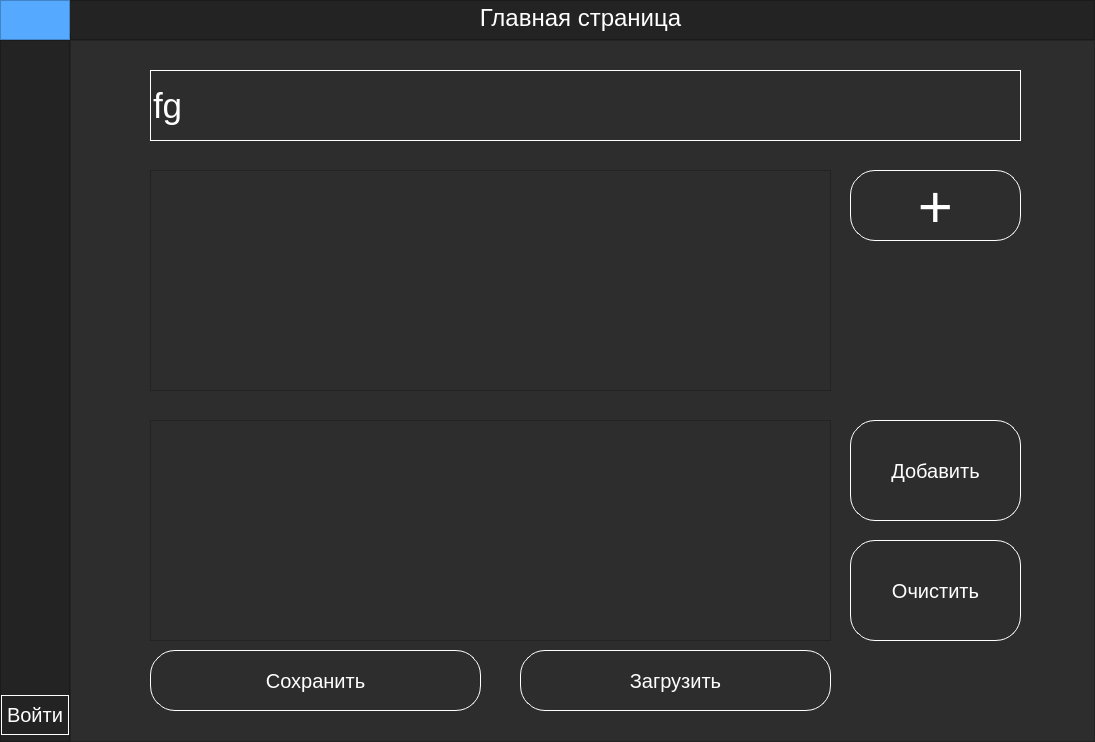
Qt form ui_main.ui (AlGaRitm2020/BeneFit) before a commit.
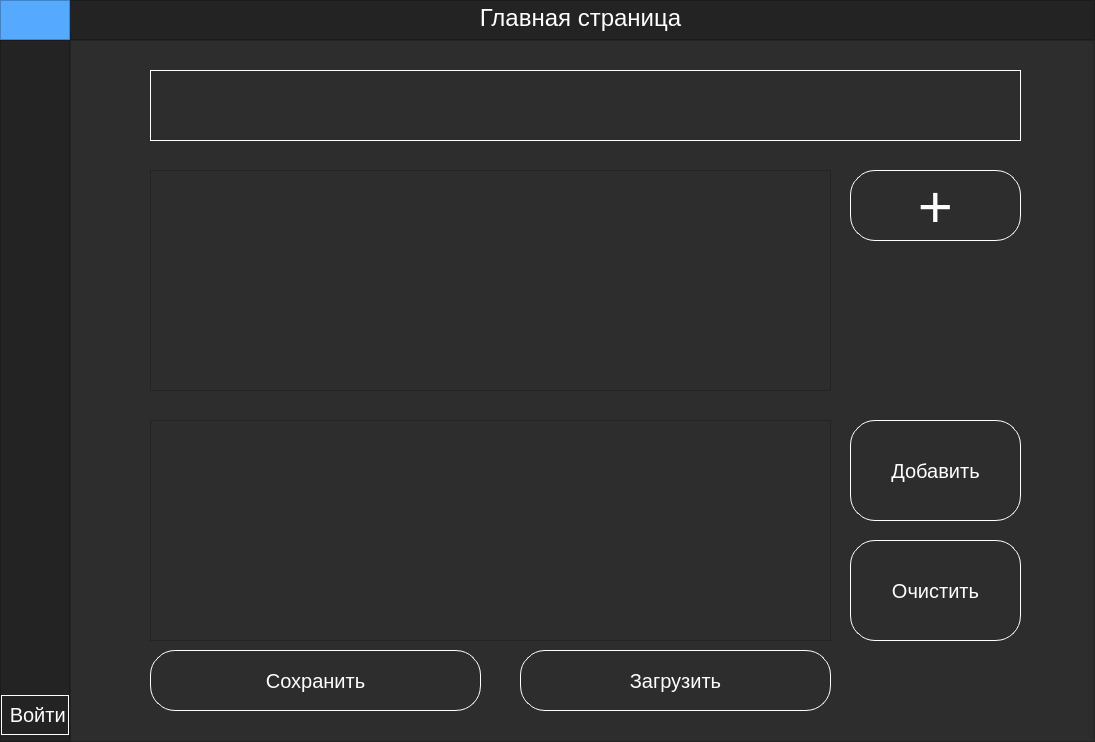
The same form after that commit. The open tabs and pages were chosen to show the change. Icons and pictures are not drawn.

```diff
--- a/ui_main.ui
+++ b/ui_main.ui
@@ -164,6 +164,9 @@
     </item>
     <item>
      <widget class="QFrame" name="Content">
+      <property name="styleSheet">
+       <string notr="true"/>
+      </property>
       <property name="frameShape">
        <enum>QFrame::NoFrame</enum>
       </property>
@@ -434,7 +437,7 @@
 }</string>
             </property>
             <property name="text">
-             <string>Войти</string>
+             <string> Войти</string>
             </property>
             <property name="icon">
              <iconset>
@@ -1306,6 +1309,10 @@
             </widget>
             <widget class="QWidget" name="page_3"/>
             <widget class="QWidget" name="page_4">
+             <property name="styleSheet">
+              <string notr="true">background-color: rgb(45, 45, 45);
+color:#fff;</string>
+             </property>
              <widget class="QTableView" name="table">
               <property name="geometry">
                <rect>
@@ -1425,7 +1432,7 @@
 border:1px solid #fff;</string>
               </property>
               <property name="text">
-               <string>fg</string>
+               <string/>
               </property>
              </widget>
              <widget class="QPushButton" name="pushButton_8">
```
Left out of the diff: 77 changed lines with no effect on the pictures.
